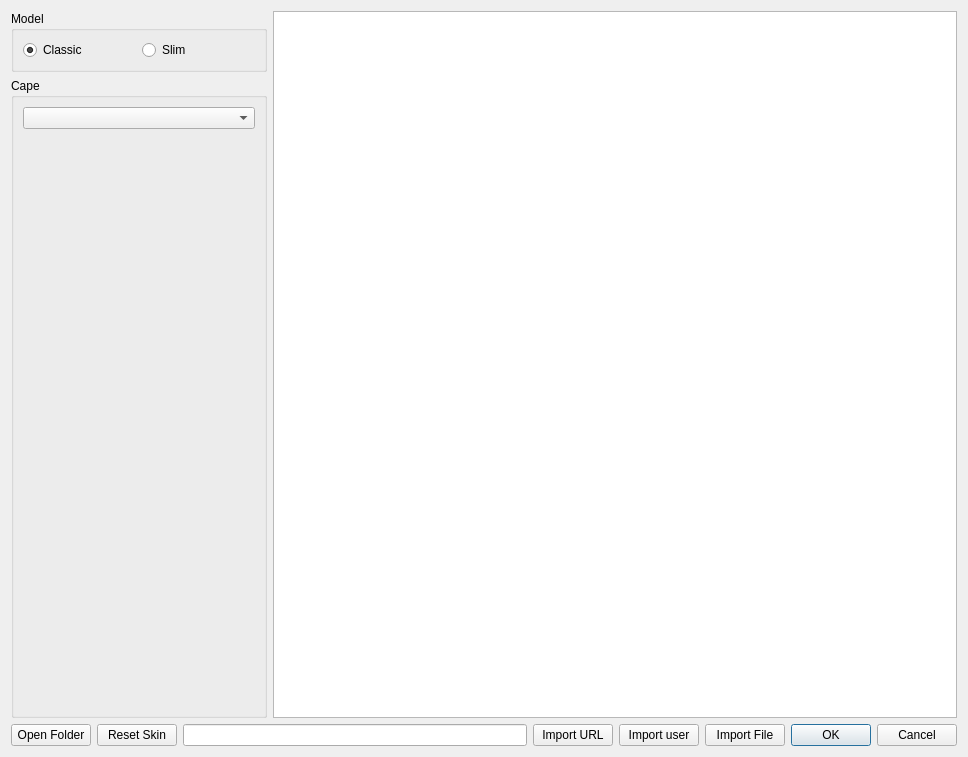
This is launcher/ui/dialogs/skins/SkinManageDialog.ui in mario638/ElectryLauncher as Qt 5 draws it before an edit. The edited form follows.
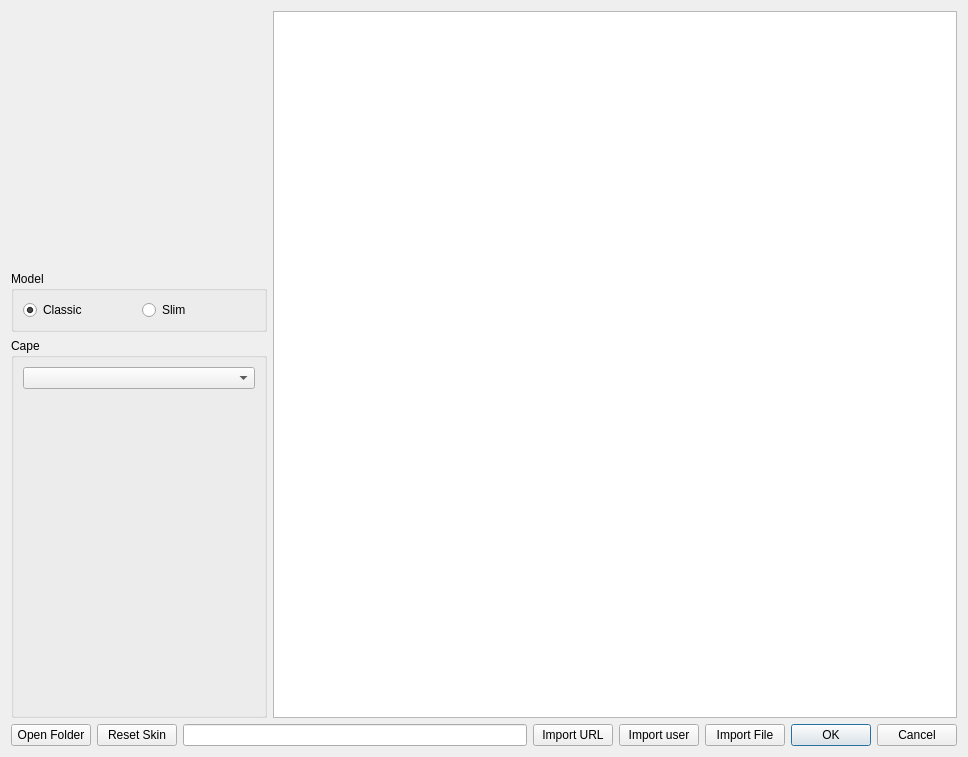
This is the edited form.

Patch:
```diff
--- a/launcher/ui/dialogs/skins/SkinManageDialog.ui
+++ b/launcher/ui/dialogs/skins/SkinManageDialog.ui
@@ -19,7 +19,17 @@
      <item>
       <layout class="QVBoxLayout" name="selectedVLayout" stretch="2,1,3">
        <item>
-        <layout class="QVBoxLayout" name="skinLayout"/>
+        <widget class="QLabel" name="selectedModel">
+         <property name="text">
+          <string/>
+         </property>
+         <property name="scaledContents">
+          <bool>false</bool>
+         </property>
+         <property name="alignment">
+          <set>Qt::AlignCenter</set>
+         </property>
+        </widget>
        </item>
        <item>
         <widget class="QGroupBox" name="modelBox">
```
